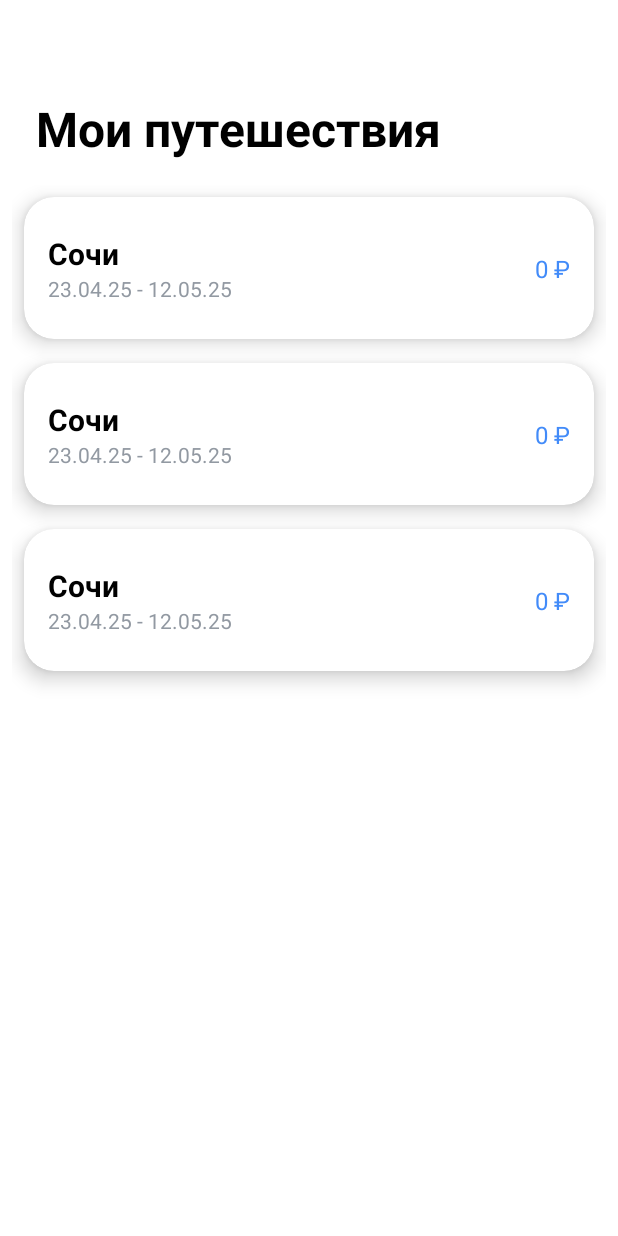
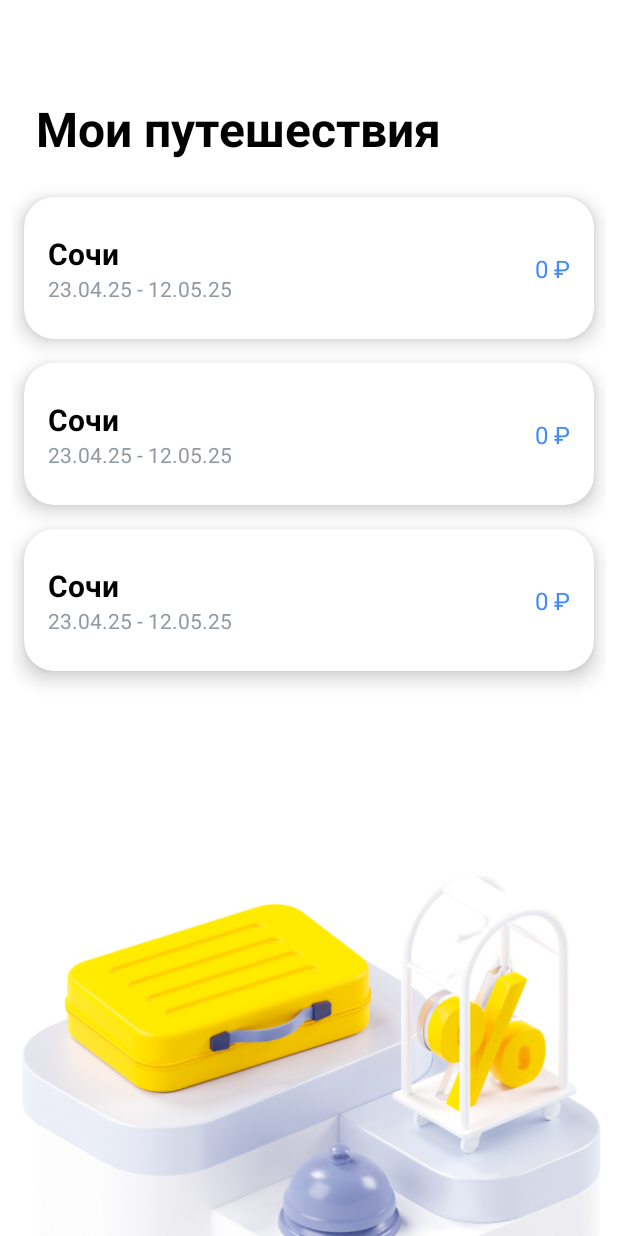
Before and after one commit to Raliiinz/T-Travelling, an Android app: the layout fragment_trips.xml on its own in the app's theme, with its tools: preview values and no code run, on a phone screen of 412 x 824 dp. Run offline under Robolectric (Android 15) with nearby library versions, the phone set to English and light mode, and no system bars.

Commit message:
trips fragment

```diff
--- a/app/src/main/java/ru/itis/t_travelling/di/module/BinderModule.kt
+++ b/app/src/main/java/ru/itis/t_travelling/di/module/BinderModule.kt
@@ -7,7 +7,9 @@ import dagger.hilt.components.SingletonComponent
 import ru.itis.t_travelling.domain.authregister.repository.UserPreferencesRepository
 import ru.itis.t_travelling.data.authregister.local.repository.UserPreferencesRepositoryImpl
 import ru.itis.t_travelling.data.authregister.local.repository.UserRepositoryImpl
+import ru.itis.t_travelling.data.trips.TripRepositoryImpl
 import ru.itis.t_travelling.domain.authregister.repository.UserRepository
+import ru.itis.t_travelling.domain.trips.repository.TripRepository
 import javax.inject.Singleton
 
 @Module
@@ -21,4 +23,8 @@ interface BinderModule {
     @Binds
     @Singleton
     fun bindUserRepositoryToImpl(impl: UserRepositoryImpl): UserRepository
+
+    @Binds
+    @Singleton
+    fun bindTripRepositoryToImpl(impl: TripRepositoryImpl): TripRepository
 }
--- a/app/src/main/java/ru/itis/t_travelling/domain/trips/model/Trip.kt
+++ b/app/src/main/java/ru/itis/t_travelling/domain/trips/model/Trip.kt
@@ -5,6 +5,6 @@ data class Trip(
     val destination: String,
     val startDate: String,
     val endDate: String,
-    val price: String,
+    val price: Int,
     val userId: String
 )
--- a/app/src/main/java/ru/itis/t_travelling/domain/trips/repository/TripRepository.kt
+++ b/app/src/main/java/ru/itis/t_travelling/domain/trips/repository/TripRepository.kt
@@ -3,5 +3,5 @@ package ru.itis.t_travelling.domain.trips.repository
 import ru.itis.t_travelling.domain.trips.model.Trip
 
 interface TripRepository {
-    suspend fun getTripsByUserId(userId: String): List<Trip>
+    suspend fun getTripsByPhone(phoneNumber: String): List<Trip>
 }
--- a/app/src/main/java/ru/itis/t_travelling/presentation/authregister/util/ValidationUtils.kt
+++ b/app/src/main/java/ru/itis/t_travelling/presentation/authregister/util/ValidationUtils.kt
@@ -3,7 +3,7 @@ package ru.itis.t_travelling.presentation.authregister.util
 object ValidationUtils {
 
     private val PHONE_REGEX = Regex("^(?:\\+7\\d{10}|8\\d{10})$")
-    private val PASSWORD_REGEX = Regex("^(?=.*[A-Z])(?=.*\\d).{6,}$")
+    private val PASSWORD_REGEX = Regex("^(?=.*[A-Z])(?=.*\\d).{6,15}$")
 
     fun isValidPhone(phone: String): Boolean {
         return PHONE_REGEX.matches(phone)
--- /dev/null
+++ b/app/src/main/java/ru/itis/t_travelling/presentation/trips/fragments/TripViewModel.kt
@@ -0,0 +1,4 @@
+package ru.itis.t_travelling.presentation.trips.fragments
+
+class TripViewModel {
+}
--- /dev/null
+++ b/app/src/main/res/layout/fragment_trip.xml
@@ -0,0 +1,6 @@
+<?xml version="1.0" encoding="utf-8"?>
+<androidx.constraintlayout.widget.ConstraintLayout xmlns:android="http://schemas.android.com/apk/res/android"
+    android:layout_width="match_parent"
+    android:layout_height="match_parent">
+
+</androidx.constraintlayout.widget.ConstraintLayout>
--- a/app/src/main/res/layout/fragment_trips.xml
+++ b/app/src/main/res/layout/fragment_trips.xml
@@ -4,6 +4,17 @@
     android:layout_height="match_parent"
     xmlns:tools="http://schemas.android.com/tools"
     android:background="@color/white">
+
+    <ImageView
+        android:id="@+id/bg_image"
+        android:layout_width="match_parent"
+        android:layout_height="256dp"
+        android:scaleType="centerCrop"
+        android:src="@drawable/image_trips"
+        android:layout_gravity="bottom"
+        app:layout_constraintBottom_toBottomOf="parent"
+        app:layout_constraintStart_toStartOf="parent"
+        app:layout_constraintEnd_toEndOf="parent"/>
 
     <TextView
         android:id="@+id/tv_trips_title"
@@ -26,8 +37,10 @@
         android:id="@+id/rv_trips"
         android:layout_width="match_parent"
         android:layout_height="0dp"
-        android:padding="8dp"
-        app:layout_constraintStart_toEndOf="parent"
+        android:paddingBottom="72dp"
+        android:paddingHorizontal="@dimen/margin_8dp"
+        android:paddingTop="@dimen/margin_8dp"
+        app:layout_constraintStart_toStartOf="parent"
         app:layout_constraintEnd_toEndOf="parent"
         app:layout_constraintBottom_toBottomOf="parent"
         app:layout_constraintTop_toBottomOf="@id/tv_trips_title"
--- a/app/src/main/res/layout/item_trip.xml
+++ b/app/src/main/res/layout/item_trip.xml
@@ -1,9 +1,9 @@
 <?xml version="1.0" encoding="utf-8"?>
-<androidx.cardview.widget.CardView
-    xmlns:android="http://schemas.android.com/apk/res/android"
+<androidx.cardview.widget.CardView xmlns:android="http://schemas.android.com/apk/res/android"
     xmlns:app="http://schemas.android.com/apk/res-auto"
     android:layout_width="match_parent"
     android:layout_height="wrap_content"
+    xmlns:tools="http://schemas.android.com/tools"
     android:layout_margin="8dp"
     app:cardCornerRadius="20dp"
     app:cardElevation="8dp">
@@ -18,7 +18,7 @@
             android:layout_width="wrap_content"
             android:layout_height="wrap_content"
             android:layout_marginTop="@dimen/margin_8dp"
-            android:text="Сочи"
+            tools:text="Сочи"
             android:textAllCaps="false"
             android:textColor="@color/black"
             android:textSize="20sp"
@@ -30,7 +30,7 @@
             android:id="@+id/tvDates"
             android:layout_width="wrap_content"
             android:layout_height="wrap_content"
-            android:text="23.04.25 - 12.05.25"
+            tools:text="23.04.25 - 12.05.25"
             android:textSize="14sp"
             android:textColor="@color/hint_color"
             android:layout_marginBottom="@dimen/margin_8dp"
@@ -42,7 +42,7 @@
             android:id="@+id/tvPrice"
             android:layout_width="wrap_content"
             android:layout_height="wrap_content"
-            android:text="@string/price_0"
+            tools:text="@string/price_0"
             android:textSize="16sp"
             android:textColor="@color/blue"
             app:layout_constraintHorizontal_bias="1.0"
--- a/app/src/main/res/values/strings.xml
+++ b/app/src/main/res/values/strings.xml
@@ -15,11 +15,13 @@
     <string name="add">Добавить</string>
     <string name="account_page">Профиль</string>
     <string name="error_invalid_phone">Неверный номер телефона</string>
-    <string name="error_invalid_password">Пароль должен содержать не менее 6 символов, заглавную букву и цифру</string>
+    <string name="error_invalid_password">Пароль должен содержать не менее 6 и не более 15 символов, заглавную букву и цифру</string>
     <string name="error_password_mismatch">Пароли не совпадают</string>
     <string name="error_user_already_exists">Пользователь с этим номером телефона уже существует</string>
     <string name="error_unknown">Произошла неизвестная ошибка. Пожалуйста, повторите попытку позже.</string>
     <string name="authorization">Авторизация</string>
     <string name="archive_trips">Архив поездок</string>
     <string name="price_0">0 ₽</string>
+    <string name="price">%s ₽</string>
+    <string name="trip_dates">"%1$s - %2$s"</string>
 </resources>
```
Also changed, not shown: app/src/main/java/ru/itis/t_travelling/data/trips/TripRepositoryImpl.kt (+6 -13 lines), app/src/main/java/ru/itis/t_travelling/presentation/trips/fragments/TripFragment.kt (added, +33 -0 lines), app/src/main/java/ru/itis/t_travelling/presentation/trips/fragments/TripsFragment.kt (+60 -9 lines), app/src/main/java/ru/itis/t_travelling/presentation/trips/fragments/TripsViewModel.kt (added, +38 -0 lines), app/src/main/java/ru/itis/t_travelling/presentation/trips/fragments/adapter/TripAdapter.kt (deleted, +0 -44 lines), app/src/main/java/ru/itis/t_travelling/presentation/trips/list/TripAdapter.kt (added, +40 -0 lines), app/src/main/java/ru/itis/t_travelling/presentation/trips/list/TripDiffItemCallback.kt (added, +10 -0 lines), app/src/main/java/ru/itis/t_travelling/presentation/trips/util/FormatUtils.kt (added, +12 -0 lines), app/src/main/res/drawable/image_trips.png (added).
